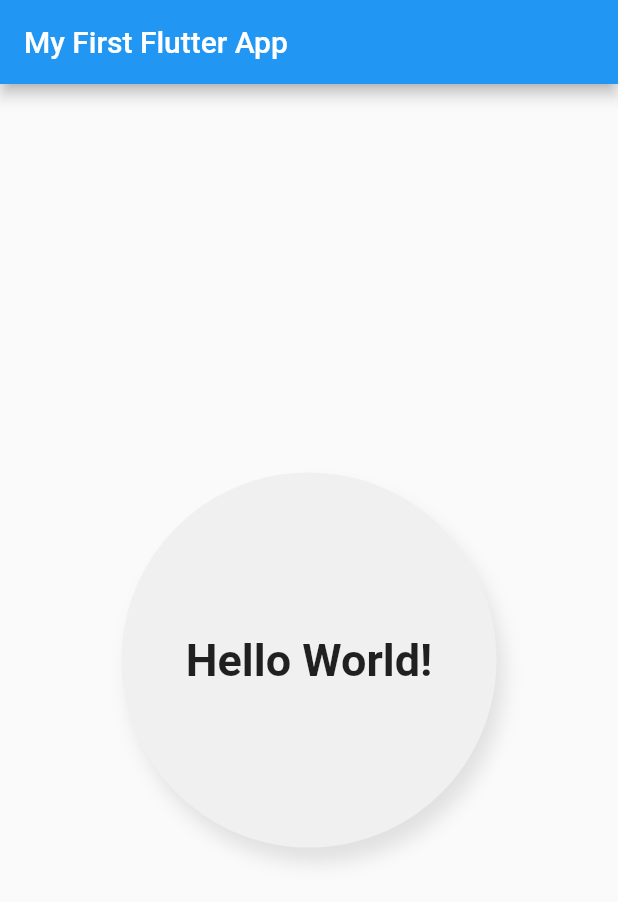
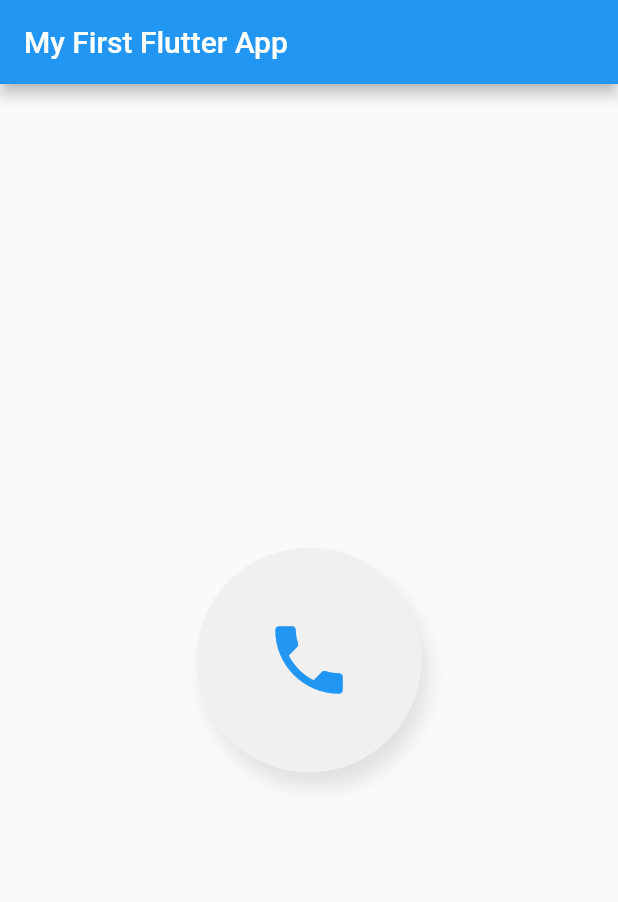
Before and after one commit to AngelCruzL/learning-flutter, a Flutter app: the screen it shows after launch, on a phone screen of 412 x 824 dp. Shown: the top 902 px of the screen. Run offline on Flutter 3.47's test engine with Material 2 defaults, Android fonts, the phone set to English and light mode, and no system bars.

Commit message:
Display icon

```diff
--- a/lib/pages/home_page.dart
+++ b/lib/pages/home_page.dart
@@ -11,15 +11,13 @@ class HomePage extends StatelessWidget {
       ),
       body: Center(
         child: CircleContainer(
-            child: Text(
-              "Hello World!",
-              style: TextStyle(
-                fontSize: 30,
-                fontWeight: FontWeight.bold,
-              ),
+            child: Icon(
+              Icons.phone,
+              size: 60,
+              color: Colors.blue,
             ),
-            width: 250,
-            height: 250),
+            width: 150,
+            height: 150),
       ),
     );
   }
```
